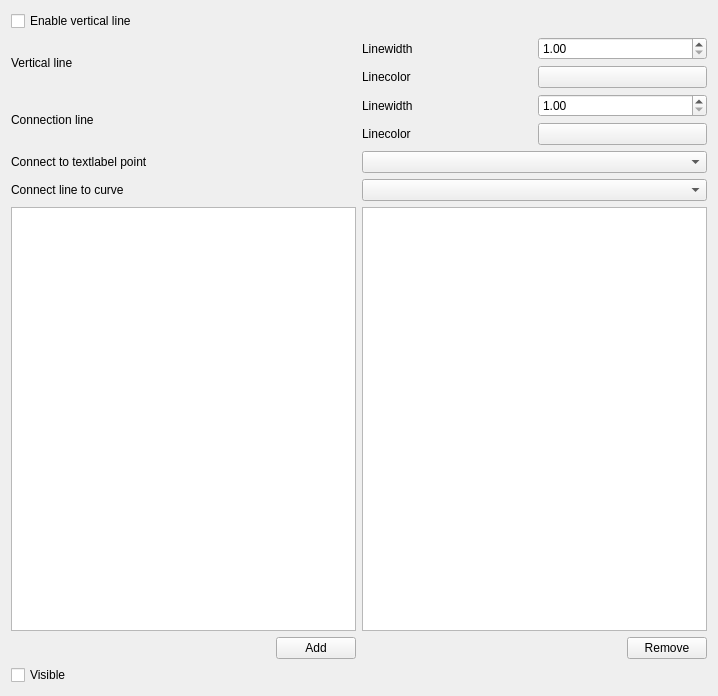
Qt form src/kdefrontend/ui/dockwidgets/worksheetinfoelementdock.ui (Murmele/labplot) before a commit.
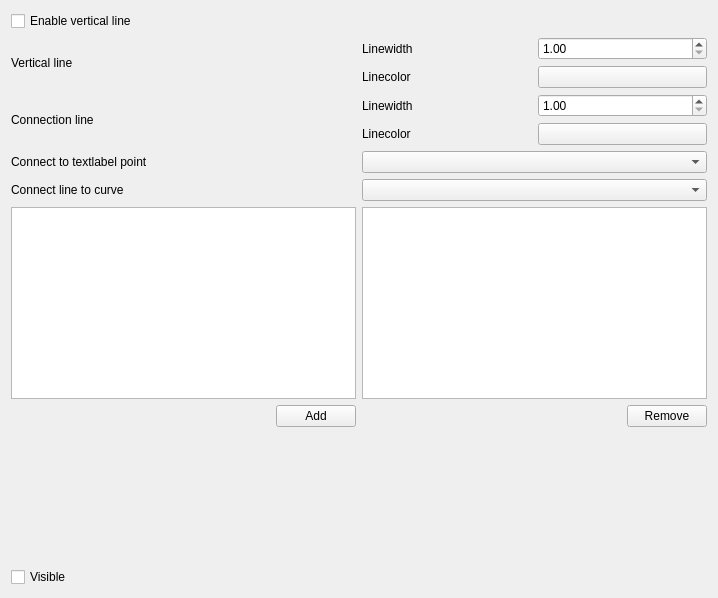
The same form after that commit. Custom widgets are drawn as their Qt base class.

Commit message: fix display problem

```diff
--- a/src/kdefrontend/ui/dockwidgets/worksheetinfoelementdock.ui
+++ b/src/kdefrontend/ui/dockwidgets/worksheetinfoelementdock.ui
@@ -7,7 +7,7 @@
     <x>0</x>
     <y>0</y>
     <width>718</width>
-    <height>696</height>
+    <height>598</height>
    </rect>
   </property>
   <property name="windowTitle">
@@ -201,6 +201,19 @@
      </item>
     </layout>
    </item>
+   <item>
+    <spacer name="verticalSpacer">
+     <property name="orientation">
+      <enum>Qt::Vertical</enum>
+     </property>
+     <property name="sizeHint" stdset="0">
+      <size>
+       <width>20</width>
+       <height>40</height>
+      </size>
+     </property>
+    </spacer>
+   </item>
    <item>
     <widget class="QCheckBox" name="chbVisible">
      <property name="text">
```
